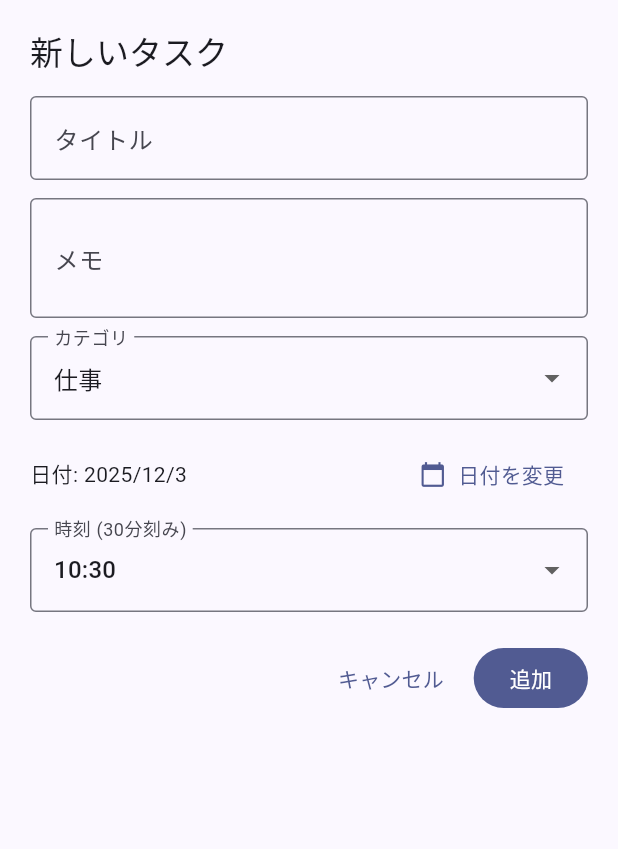
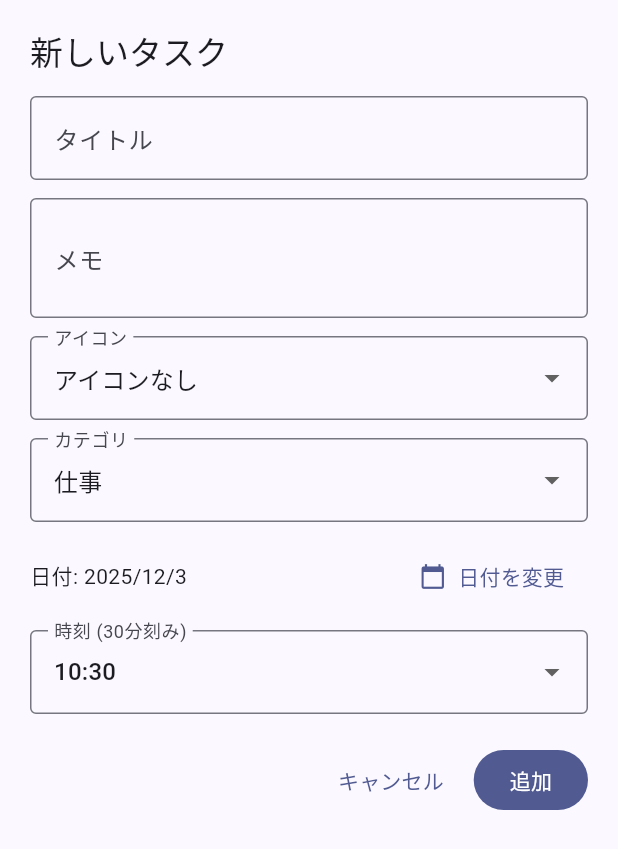
Before and after one commit to pkkoro/tools, a Flutter app: the TaskFormSheet widget shown alone on an empty page, opened directly, on a phone screen of 412 x 824 dp. Shown: the top 849 px of the screen. Run offline on Flutter 3.47's test engine with Material 3 defaults, Android fonts, the phone set to English and light mode, and no system bars.

Commit message:
Add category color palette and icon toggles

```diff
--- a/AllInOneCalender/lib/models/task.dart
+++ b/AllInOneCalender/lib/models/task.dart
@@ -1,4 +1,4 @@
-import 'package:flutter/foundation.dart';
+import 'package:flutter/material.dart';
 
 class Task {
   Task({
@@ -7,6 +7,9 @@ class Task {
     this.notes = '',
     required this.scheduledAt,
     this.category = '',
+    this.iconCodePoint,
+    this.iconFontFamily,
+    this.iconFontPackage,
     this.isCompleted = false,
   });
 
@@ -15,13 +18,29 @@ class Task {
   String notes;
   DateTime scheduledAt;
   String category;
+  int? iconCodePoint;
+  String? iconFontFamily;
+  String? iconFontPackage;
   bool isCompleted;
+
+  IconData? get icon {
+    if (iconCodePoint == null) return null;
+    return IconData(
+      iconCodePoint!,
+      fontFamily: iconFontFamily ?? 'MaterialIcons',
+      fontPackage: iconFontPackage,
+    );
+  }
 
   Task copyWith({
     String? title,
     String? notes,
     DateTime? scheduledAt,
     String? category,
+    IconData? icon,
+    int? iconCodePoint,
+    String? iconFontFamily,
+    String? iconFontPackage,
     bool? isCompleted,
   }) {
     return Task(
@@ -30,6 +49,11 @@ class Task {
       notes: notes ?? this.notes,
       scheduledAt: scheduledAt ?? this.scheduledAt,
       category: category ?? this.category,
+      iconCodePoint: iconCodePoint ?? icon?.codePoint ?? this.iconCodePoint,
+      iconFontFamily:
+          iconFontFamily ?? icon?.fontFamily ?? this.iconFontFamily,
+      iconFontPackage:
+          iconFontPackage ?? icon?.fontPackage ?? this.iconFontPackage,
       isCompleted: isCompleted ?? this.isCompleted,
     );
   }
@@ -40,6 +64,9 @@ class Task {
         'notes': notes,
         'scheduledAt': scheduledAt.toIso8601String(),
         'category': category,
+        'iconCodePoint': iconCodePoint,
+        'iconFontFamily': iconFontFamily,
+        'iconFontPackage': iconFontPackage,
         'isCompleted': isCompleted,
       };
 
@@ -51,6 +78,9 @@ class Task {
       scheduledAt: DateTime.tryParse(json['scheduledAt'] as String) ??
           DateTime.now(),
       category: json['category'] as String? ?? '',
+      iconCodePoint: json['iconCodePoint'] as int?,
+      iconFontFamily: json['iconFontFamily'] as String?,
+      iconFontPackage: json['iconFontPackage'] as String?,
       isCompleted: json['isCompleted'] as bool? ?? false,
     );
   }
@@ -59,11 +89,26 @@ class Task {
 class TaskState extends ChangeNotifier {
   final List<Task> _tasks = [];
   final List<String> _categories = ['仕事', 'プライベート'];
+  final Map<String, Color> _categoryColors = {
+    '仕事': Colors.blueAccent.shade100,
+    'プライベート': Colors.pinkAccent.shade100,
+  };
+
+  static final List<Color> _defaultPalette = [
+    Colors.lightBlue.shade200,
+    Colors.teal.shade200,
+    Colors.pink.shade200,
+    Colors.orange.shade200,
+    Colors.green.shade200,
+    Colors.purple.shade200,
+  ];
 
   List<Task> get tasks => List.unmodifiable(_tasks);
   List<String> get categories => List.unmodifiable(_categories);
+  Map<String, Color> get categoryColors => Map.unmodifiable(_categoryColors);
 
   void addTask(Task task) {
+    _ensureCategoryExists(task.category);
     _tasks.insert(0, task);
     notifyListeners();
   }
@@ -77,6 +122,7 @@ class TaskState extends ChangeNotifier {
   }
 
   void updateTask(Task updatedTask) {
+    _ensureCategoryExists(updatedTask.category);
     final index = _tasks.indexWhere((task) => task.id == updatedTask.id);
     if (index == -1) return;
     _tasks[index] = updatedTask;
@@ -87,7 +133,37 @@ class TaskState extends ChangeNotifier {
     if (category.trim().isEmpty) return;
     if (_categories.contains(category)) return;
     _categories.add(category);
+    _categoryColors[category] =
+        _defaultPalette[category.hashCode.abs() % _defaultPalette.length];
     notifyListeners();
+  }
+
+  void setCategoryColor(String category, Color color) {
+    if (category.trim().isEmpty) return;
+    _categoryColors[category] = color;
+    if (!_categories.contains(category)) {
+      _categories.add(category);
+    }
+    notifyListeners();
+  }
+
+  Color colorForCategory(String category) {
+    if (_categoryColors.containsKey(category)) return _categoryColors[category]!;
+    final fallback =
+        _defaultPalette[category.hashCode.abs() % _defaultPalette.length];
+    _categoryColors[category] = fallback;
+    return fallback;
+  }
+
+  void _ensureCategoryExists(String category) {
+    if (category.isEmpty) return;
+    if (!_categories.contains(category)) {
+      _categories.add(category);
+    }
+    _categoryColors.putIfAbsent(
+      category,
+      () => _defaultPalette[category.hashCode.abs() % _defaultPalette.length],
+    );
   }
 
   void removeTask(String id) {
--- a/AllInOneCalender/lib/widgets/task_form_sheet.dart
+++ b/AllInOneCalender/lib/widgets/task_form_sheet.dart
@@ -21,6 +21,7 @@ class _TaskFormSheetState extends State<TaskFormSheet> {
   late TimeOfDay _timeOfDay;
   String _selectedCategory = '';
   bool _initializedCategory = false;
+  IconData? _selectedIcon;
 
   @override
   void initState() {
@@ -30,6 +31,7 @@ class _TaskFormSheetState extends State<TaskFormSheet> {
     final initialDateTime = widget.task?.scheduledAt ??
         widget.initialDate ??
         DateTime.now();
+    _selectedIcon = widget.task?.icon;
     _timeOfDay = widget.task != null
         ? TimeOfDay(
             hour: widget.task!.scheduledAt.hour,
@@ -92,6 +94,21 @@ class _TaskFormSheetState extends State<TaskFormSheet> {
       },
     );
 
+    final iconOptions = <IconData>[
+      Icons.work_outline,
+      Icons.home_outlined,
+      Icons.school,
+      Icons.fitness_center,
+      Icons.shopping_bag_outlined,
+      Icons.emoji_events_outlined,
+      Icons.coffee_outlined,
+      Icons.flight_takeoff,
+      Icons.medical_services_outlined,
+      Icons.music_note,
+      Icons.sports_esports,
+      Icons.lightbulb_outline,
+    ];
+
     return Padding(
       padding: const EdgeInsets.fromLTRB(20, 20, 20, 32),
       child: Form(
@@ -127,6 +144,44 @@ class _TaskFormSheetState extends State<TaskFormSheet> {
                 labelText: 'メモ',
                 border: OutlineInputBorder(),
               ),
+            ),
+            const SizedBox(height: 12),
+            DropdownButtonFormField<IconData?>(
+              value: _selectedIcon,
+              items: [
+                const DropdownMenuItem<IconData?>(
+                  value: null,
+                  child: Text('アイコンなし'),
+                ),
+                ...iconOptions.map(
+                  (icon) => DropdownMenuItem<IconData?>(
+                    value: icon,
+                    child: Row(
+                      children: [
+                        Icon(icon, size: 18),
+                        const SizedBox(width: 6),
+                        Text(_iconLabel(icon)),
+                      ],
+                    ),
+                  ),
+                ),
+                if (_selectedIcon != null && !iconOptions.contains(_selectedIcon))
+                  DropdownMenuItem<IconData?>(
+                    value: _selectedIcon,
+                    child: Row(
+                      children: [
+                        Icon(_selectedIcon, size: 18),
+                        const SizedBox(width: 6),
+                        const Text('カスタムアイコン'),
+                      ],
+                    ),
+                  ),
+              ],
+              decoration: const InputDecoration(
+                labelText: 'アイコン',
+                border: OutlineInputBorder(),
+              ),
+              onChanged: (value) => setState(() => _selectedIcon = value),
             ),
             const SizedBox(height: 12),
             DropdownButtonFormField<String>(
@@ -253,6 +308,9 @@ class _TaskFormSheetState extends State<TaskFormSheet> {
       notes: _notesController.text.trim(),
       scheduledAt: _scheduledAt,
       category: selectedCategory,
+      iconCodePoint: _selectedIcon?.codePoint,
+      iconFontFamily: _selectedIcon?.fontFamily,
+      iconFontPackage: _selectedIcon?.fontPackage,
       isCompleted: widget.task?.isCompleted ?? false,
     );
 
@@ -297,6 +355,22 @@ class _TaskFormSheetState extends State<TaskFormSheet> {
     return result;
   }
 
+  String _iconLabel(IconData icon) {
+    if (icon == Icons.work_outline) return '仕事';
+    if (icon == Icons.home_outlined) return 'プライベート';
+    if (icon == Icons.school) return '学習';
+    if (icon == Icons.fitness_center) return '運動';
+    if (icon == Icons.shopping_bag_outlined) return '買い物';
+    if (icon == Icons.emoji_events_outlined) return 'イベント';
+    if (icon == Icons.coffee_outlined) return 'カフェ';
+    if (icon == Icons.flight_takeoff) return '旅行';
+    if (icon == Icons.medical_services_outlined) return '通院';
+    if (icon == Icons.music_note) return '音楽';
+    if (icon == Icons.sports_esports) return 'ゲーム';
+    if (icon == Icons.lightbulb_outline) return 'アイデア';
+    return 'アイコン';
+  }
+
   TimeOfDay _roundToNearestHalfHour(TimeOfDay time) {
     final totalMinutes = time.hour * 60 + time.minute;
     final rounded = (totalMinutes / 30).round() * 30;
```
Also changed, not shown: AllInOneCalender/lib/screens/task_list_screen.dart (+81 -14 lines), AllInOneCalender/lib/widgets/category_palette_sheet.dart (added, +288 -0 lines), 1 other file.
